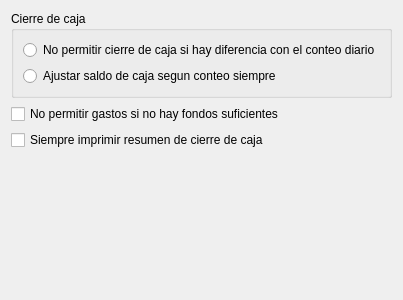
The window that trunk/plugins/caja/formprefcajabase.ui (chungote/gestotux) describes before a commit, drawn with Qt 5.
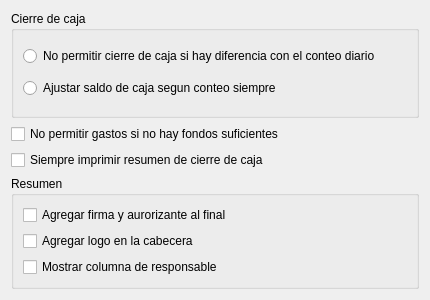
The same window after the commit.

Commit message: - Agregadas opciones para el resumen de caja. - Agregado visor de cierres anteriores. - Arreglado problema con imagenes faltantes. - Agregado visor de movimientos hasta el momento - Arreglado problema de seleccion de caja en el resumen - Arreglado problema de actualizacion de saldo en las cajas

What changed in the file:
```diff
--- a/trunk/plugins/caja/formprefcajabase.ui
+++ b/trunk/plugins/caja/formprefcajabase.ui
@@ -6,7 +6,7 @@
    <rect>
     <x>0</x>
     <y>0</y>
-    <width>400</width>
+    <width>430</width>
     <height>300</height>
    </rect>
   </property>
@@ -52,17 +52,34 @@
     </widget>
    </item>
    <item>
-    <spacer name="verticalSpacer">
-     <property name="orientation">
-      <enum>Qt::Vertical</enum>
+    <widget class="QGroupBox" name="GBResumen">
+     <property name="title">
+      <string>Resumen</string>
      </property>
-     <property name="sizeHint" stdset="0">
-      <size>
-       <width>20</width>
-       <height>152</height>
-      </size>
-     </property>
-    </spacer>
+     <layout class="QVBoxLayout" name="verticalLayout_3">
+      <item>
+       <widget class="QCheckBox" name="CkBFirma">
+        <property name="text">
+         <string>Agregar firma y aurorizante al final</string>
+        </property>
+       </widget>
+      </item>
+      <item>
+       <widget class="QCheckBox" name="CkBLogo">
+        <property name="text">
+         <string>Agregar logo en la cabecera</string>
+        </property>
+       </widget>
+      </item>
+      <item>
+       <widget class="QCheckBox" name="CkBResponsable">
+        <property name="text">
+         <string>Mostrar columna de responsable</string>
+        </property>
+       </widget>
+      </item>
+     </layout>
+    </widget>
    </item>
   </layout>
  </widget>
```
The commit also changes 17 other files.
